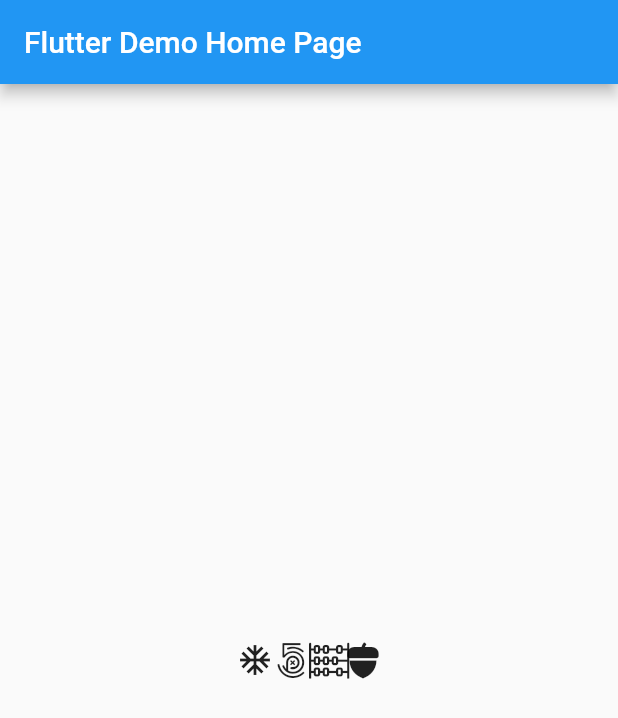
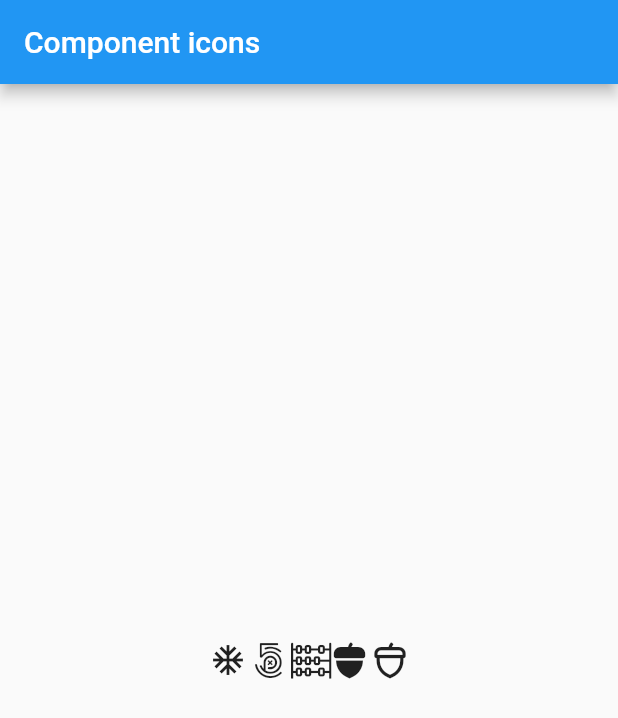
Before and after one commit to Renoldi/component_icon, a Flutter app: the screen it shows after launch, on a phone screen of 412 x 824 dp. Shown: the top 718 px of the screen. Run offline on Flutter 3.47's test engine with Material 2 defaults, Android fonts, the phone set to English and light mode, and no system bars.

Commit message:
change data

```diff
--- a/example/lib/main.dart
+++ b/example/lib/main.dart
@@ -11,7 +11,7 @@ class MyApp extends StatelessWidget {
       theme: ThemeData(
         primarySwatch: Colors.blue,
       ),
-      home: MyHomePage(title: 'Flutter Demo Home Page'),
+      home: MyHomePage(title: 'Component icons'),
     );
   }
 }
@@ -37,9 +37,22 @@ class _MyHomePageState extends State<MyHomePage> {
           mainAxisAlignment: MainAxisAlignment.center,
           children: <Widget>[
             Icon(Icons.ac_unit),
+            SizedBox(
+              width: 3,
+            ),
             Icon(IconDataBrands(FontAwesomeBrandId.fa_500px)),
+            SizedBox(
+              width: 3,
+            ),
             Icon(IconDataLight(FontAwesomeId.fa_abacus)),
-            Icon(IconDataSolid(FontAwesomeId.fa_acorn))
+            SizedBox(
+              width: 3,
+            ),
+            Icon(IconDataSolid(FontAwesomeId.fa_acorn)),
+            SizedBox(
+              width: 3,
+            ),
+            Icon(IconDataRegular(FontAwesomeId.fa_acorn)),
           ],
         ),
       ),
--- a/pubspec.yaml
+++ b/pubspec.yaml
@@ -18,6 +18,7 @@ dev_dependencies:
 
 flutter:
   uses-material-design: true
+
   fonts:
     - family: FontAwesomeLight
       fonts:
```
Also changed, not shown: example/pubspec.yaml (+1 -12 lines), 2 other files.
